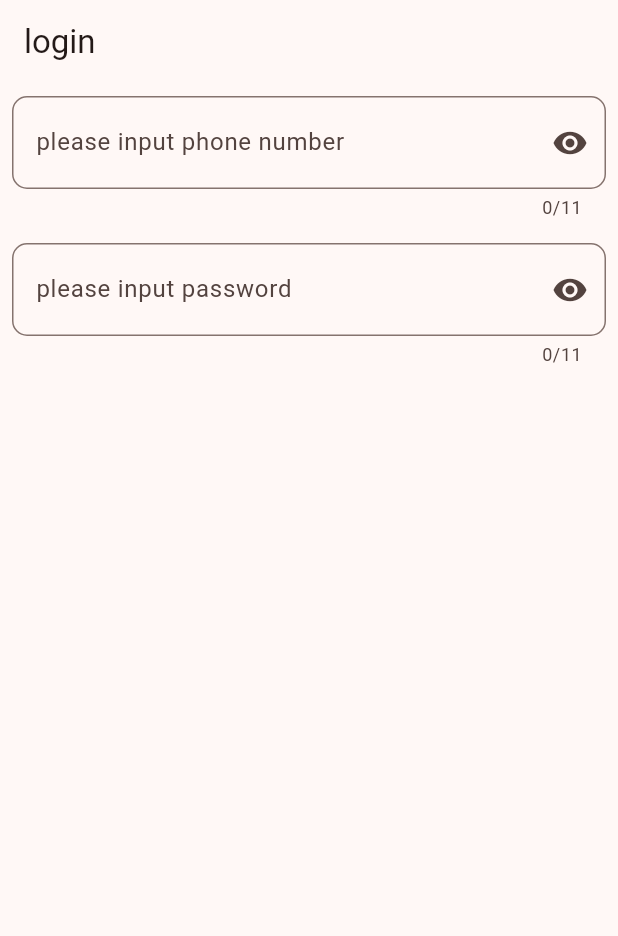
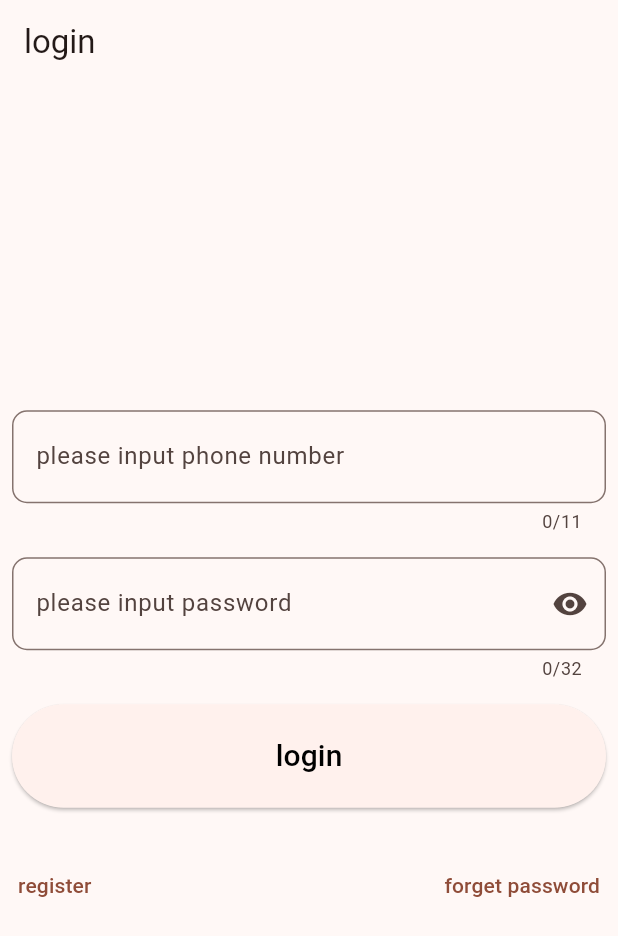
Before and after one commit to TaoOfNature/shop, a Flutter app: the screen it shows after launch, on a phone screen of 412 x 824 dp. Shown: the top 936 px of the screen. Run offline on Flutter 3.47's test engine with Material 3 defaults, Android fonts, the phone set to English and light mode, and no system bars; generated files the repository leaves out were written again.

Commit message:
create login page  UI

```diff
--- a/lib/locals/local_en.arb
+++ b/lib/locals/local_en.arb
@@ -1,5 +1,8 @@
 {
   "@@locale": "en",
   "labelTextPhone": "please input phone number",
-  "labelTextPassword": "please input password"
+  "labelTextPassword": "please input password",
+  "login": "login",
+  "register": "register",
+  "forgetPassword": "forget password"
 }
--- a/lib/locals/local_zh.arb
+++ b/lib/locals/local_zh.arb
@@ -1,5 +1,8 @@
 {
   "@@locale": "zh",
   "labelTextPhone": "请输入电话号码",
-  "labelTextPassword": "请输入密码"
+  "labelTextPassword": "请输入密码",
+  "login": "登陆",
+  "register": "注册",
+  "forgetPassword": "忘记密码"
 }
--- a/lib/pages/login.dart
+++ b/lib/pages/login.dart
@@ -1,4 +1,5 @@
 import 'package:flutter/material.dart';
+import 'package:flutter/widget_previews.dart';
 import 'package:shop/gen/app_localizations.dart';
 import 'package:shop/pages/widgets.dart';
 
@@ -10,11 +11,48 @@ class LoginWidget extends StatelessWidget {
     return Scaffold(
       appBar: AppBar(title: Text("login")),
       body: Column(
+        mainAxisAlignment: MainAxisAlignment.center,
         children: [
-          InputWidget(labelText: AppLocalizations.of(context)!.labelTextPhone),
+          InputWidget(
+            labelText: AppLocalizations.of(context)!.labelTextPhone,
+            inputType: TextInputType.phone,
+            maxLength: 11,
+          ),
           // SizedBox(height: 20.0),
           InputWidget(
             labelText: AppLocalizations.of(context)!.labelTextPassword,
+            inputType: TextInputType.visiblePassword,
+            maxLength: 32,
+          ),
+          Padding(
+            padding: const EdgeInsets.all(8.0),
+            child: SizedBox(
+              width: double.infinity,
+              child: ElevatedButton(
+                onPressed: () {},
+                style: ElevatedButton.styleFrom(
+                  padding: EdgeInsets.symmetric(vertical: 20),
+                ),
+                child: Text(
+                  AppLocalizations.of(context)!.login,
+                  style: styleInput,
+                ),
+              ),
+            ),
+          ),
+          SizedBox(height: 20),
+          Row(
+            children: [
+              TextButton(
+                onPressed: () {},
+                child: Text(AppLocalizations.of(context)!.register),
+              ),
+              const Spacer(),
+              TextButton(
+                onPressed: () {},
+                child: Text(AppLocalizations.of(context)!.forgetPassword),
+              ),
+            ],
           ),
         ],
       ),
@@ -23,3 +61,8 @@ class LoginWidget extends StatelessWidget {
 
   // Login widget implementation
 }
+
+@Preview()
+Widget getLoginWidget() {
+  return LoginWidget();
+}
--- a/lib/pages/widgets.dart
+++ b/lib/pages/widgets.dart
@@ -1,19 +1,36 @@
 import 'package:flutter/material.dart';
 import 'package:flutter/widget_previews.dart';
+import 'package:logging/logging.dart';
 
 var styleInput = TextStyle(color: Colors.black, fontSize: 20);
 
-class InputWidget extends StatelessWidget {
+class InputWidget extends StatefulWidget {
   final String labelText;
   final String helperText;
   final double borderRaius;
+  final TextInputType inputType;
+  final int maxLength;
 
   const InputWidget({
     super.key,
     required this.labelText,
+    required this.inputType,
+    required this.maxLength,
     this.helperText = "",
     this.borderRaius = 10.0,
   });
+
+  @override
+  State<InputWidget> createState() => _InputWidgetState();
+}
+
+class _InputWidgetState extends State<InputWidget> {
+  late bool obscureText;
+  @override
+  void initState() {
+    super.initState();
+    obscureText = widget.inputType == TextInputType.visiblePassword;
+  }
 
   @override
   Widget build(BuildContext context) {
@@ -22,22 +39,30 @@ class InputWidget extends StatelessWidget {
       child: Column(
         children: [
           TextField(
-            obscureText: true,
+            obscureText: obscureText,
             style: styleInput,
-            keyboardType: TextInputType.visiblePassword,
-            maxLength: 11,
+            keyboardType: widget.inputType,
+            maxLength: widget.maxLength,
             decoration: InputDecoration(
-              labelText: labelText,
-              helperText: helperText,
+              labelText: widget.labelText,
+              helperText: widget.helperText,
               border: OutlineInputBorder(
-                borderRadius: BorderRadius.all(Radius.circular(borderRaius)),
+                borderRadius: BorderRadius.all(
+                  Radius.circular(widget.borderRaius),
+                ),
               ),
-              suffixIcon: IconButton(
-                onPressed: () {
-                  print("hah");
-                },
-                icon: const Icon(Icons.visibility),
-              ),
+              suffixIcon: widget.inputType == TextInputType.visiblePassword
+                  ? IconButton(
+                      onPressed: () {
+                        setState(() {
+                          obscureText = !obscureText;
+                        });
+                      },
+                      icon: obscureText
+                          ? Icon(Icons.visibility)
+                          : Icon(Icons.visibility_off),
+                    )
+                  : null,
             ),
           ),
         ],
@@ -51,6 +76,8 @@ Widget editText() {
   return InputWidget(
     labelText: "input text",
     helperText: "helper text",
+    inputType: TextInputType.visiblePassword,
+    maxLength: 100,
     borderRaius: 10.0,
   );
 }
```
Also changed, not shown: pubspec.yaml (+4 -3 lines), pubspec.lock.
